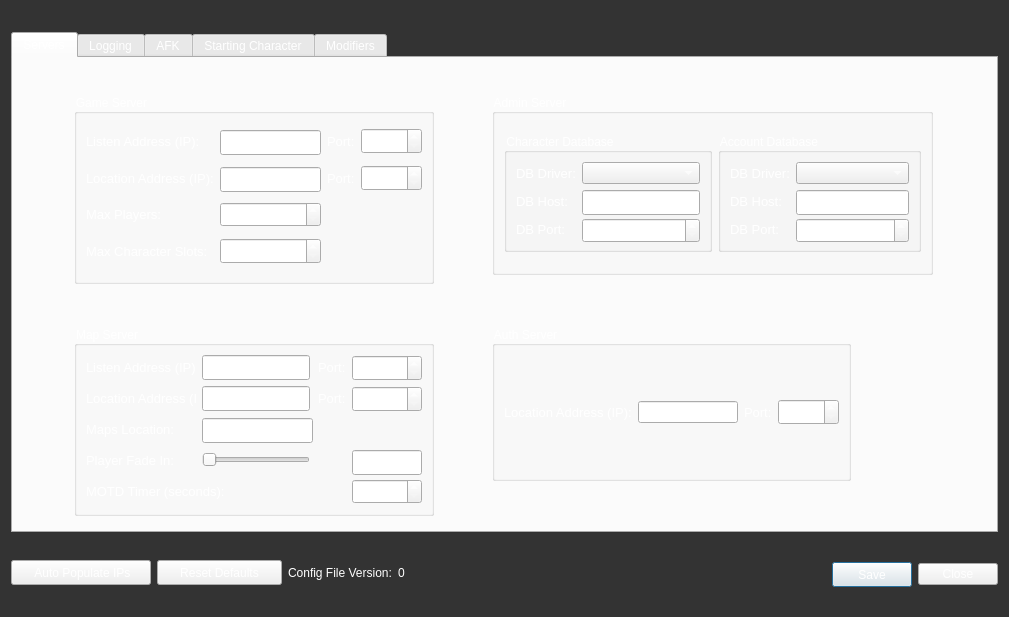
First picture: the form in Utilities/SEGSAdmin/SettingsDialog.ui, repository Segs/Segs, before the edit.
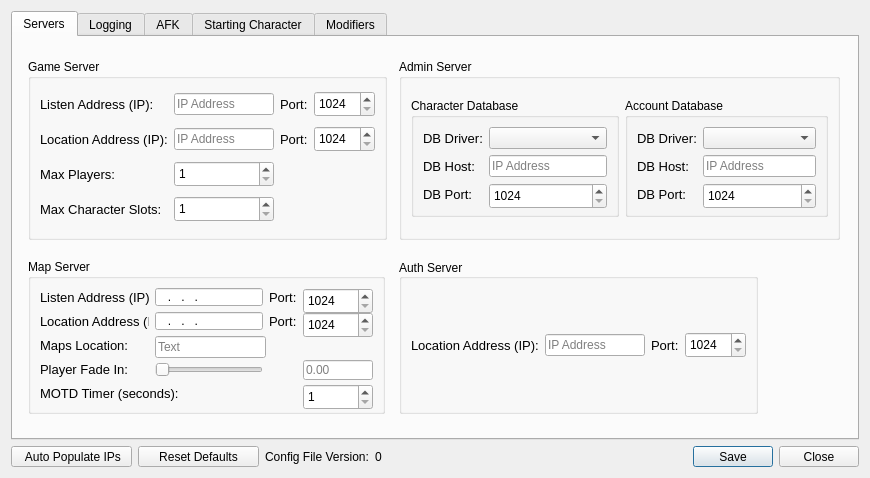
Second picture: the form after the edit. Icons and pictures are not drawn.

```diff
--- a/Utilities/SEGSAdmin/SettingsDialog.ui
+++ b/Utilities/SEGSAdmin/SettingsDialog.ui
@@ -9,195 +9,20 @@
    <rect>
     <x>0</x>
     <y>0</y>
-    <width>1009</width>
-    <height>617</height>
+    <width>870</width>
+    <height>478</height>
    </rect>
   </property>
-  <property name="palette">
-   <palette>
-    <active>
-     <colorrole role="WindowText">
-      <brush brushstyle="SolidPattern">
-       <color alpha="255">
-        <red>255</red>
-        <green>255</green>
-        <blue>255</blue>
-       </color>
-      </brush>
-     </colorrole>
-     <colorrole role="Text">
-      <brush brushstyle="SolidPattern">
-       <color alpha="255">
-        <red>255</red>
-        <green>255</green>
-        <blue>255</blue>
-       </color>
-      </brush>
-     </colorrole>
-     <colorrole role="ButtonText">
-      <brush brushstyle="SolidPattern">
-       <color alpha="255">
-        <red>255</red>
-        <green>255</green>
-        <blue>255</blue>
-       </color>
-      </brush>
-     </colorrole>
-     <colorrole role="Base">
-      <brush brushstyle="SolidPattern">
-       <color alpha="255">
-        <red>30</red>
-        <green>30</green>
-        <blue>30</blue>
-       </color>
-      </brush>
-     </colorrole>
-     <colorrole role="Window">
-      <brush brushstyle="SolidPattern">
-       <color alpha="255">
-        <red>51</red>
-        <green>51</green>
-        <blue>51</blue>
-       </color>
-      </brush>
-     </colorrole>
-     <colorrole role="PlaceholderText">
-      <brush brushstyle="SolidPattern">
-       <color alpha="128">
-        <red>154</red>
-        <green>154</green>
-        <blue>154</blue>
-       </color>
-      </brush>
-     </colorrole>
-    </active>
-    <inactive>
-     <colorrole role="WindowText">
-      <brush brushstyle="SolidPattern">
-       <color alpha="255">
-        <red>255</red>
-        <green>255</green>
-        <blue>255</blue>
-       </color>
-      </brush>
-     </colorrole>
-     <colorrole role="Text">
-      <brush brushstyle="SolidPattern">
-       <color alpha="255">
-        <red>255</red>
-        <green>255</green>
-        <blue>255</blue>
-       </color>
-      </brush>
-     </colorrole>
-     <colorrole role="ButtonText">
-      <brush brushstyle="SolidPattern">
-       <color alpha="255">
-        <red>255</red>
-        <green>255</green>
-        <blue>255</blue>
-       </color>
-      </brush>
-     </colorrole>
-     <colorrole role="Base">
-      <brush brushstyle="SolidPattern">
-       <color alpha="255">
-        <red>30</red>
-        <green>30</green>
-        <blue>30</blue>
-       </color>
-      </brush>
-     </colorrole>
-     <colorrole role="Window">
-      <brush brushstyle="SolidPattern">
-       <color alpha="255">
-        <red>51</red>
-        <green>51</green>
-        <blue>51</blue>
-       </color>
-      </brush>
-     </colorrole>
-     <colorrole role="PlaceholderText">
-      <brush brushstyle="SolidPattern">
-       <color alpha="128">
-        <red>154</red>
-        <green>154</green>
-        <blue>154</blue>
-       </color>
-      </brush>
-     </colorrole>
-    </inactive>
-    <disabled>
-     <colorrole role="WindowText">
-      <brush brushstyle="SolidPattern">
-       <color alpha="255">
-        <red>255</red>
-        <green>255</green>
-        <blue>255</blue>
-       </color>
-      </brush>
-     </colorrole>
-     <colorrole role="Text">
-      <brush brushstyle="SolidPattern">
-       <color alpha="255">
-        <red>255</red>
-        <green>255</green>
-        <blue>255</blue>
-       </color>
-      </brush>
-     </colorrole>
-     <colorrole role="ButtonText">
-      <brush brushstyle="SolidPattern">
-       <color alpha="255">
-        <red>255</red>
-        <green>255</green>
-        <blue>255</blue>
-       </color>
-      </brush>
-     </colorrole>
-     <colorrole role="Base">
-      <brush brushstyle="SolidPattern">
-       <color alpha="255">
-        <red>51</red>
-        <green>51</green>
-        <blue>51</blue>
-       </color>
-      </brush>
-     </colorrole>
-     <colorrole role="Window">
-      <brush brushstyle="SolidPattern">
-       <color alpha="255">
-        <red>51</red>
-        <green>51</green>
-        <blue>51</blue>
-       </color>
-      </brush>
-     </colorrole>
-     <colorrole role="PlaceholderText">
-      <brush brushstyle="SolidPattern">
-       <color alpha="128">
-        <red>154</red>
-        <green>154</green>
-        <blue>154</blue>
-       </color>
-      </brush>
-     </colorrole>
-    </disabled>
-   </palette>
-  </property>
   <property name="windowTitle">
    <string>Settings</string>
   </property>
-  <property name="styleSheet">
-   <string notr="true">color: rgb(255, 255, 255);</string>
-  </property>
   <layout class="QGridLayout" name="gridLayout_10">
    <item row="1" column="5">
     <widget class="QPushButton" name="settings_save_button">
      <property name="minimumSize">
       <size>
        <width>80</width>
-       <height>25</height>
+       <height>21</height>
       </size>
      </property>
      <property name="maximumSize">
@@ -215,7 +40,7 @@
     <widget class="QPushButton" name="reset_defaults">
      <property name="minimumSize">
       <size>
-       <width>125</width>
+       <width>121</width>
        <height>21</height>
       </size>
      </property>
@@ -240,7 +65,7 @@
      </property>
      <property name="sizeHint" stdset="0">
       <size>
-       <width>395</width>
+       <width>423</width>
        <height>20</height>
       </size>
      </property>
@@ -250,7 +75,7 @@
     <widget class="QPushButton" name="ip_auto_populate">
      <property name="minimumSize">
       <size>
-       <width>140</width>
+       <width>121</width>
        <height>21</height>
       </size>
      </property>
@@ -313,8 +138,8 @@
          </property>
          <property name="minimumSize">
           <size>
-           <width>360</width>
-           <height>190</height>
+           <width>357</width>
+           <height>141</height>
           </size>
          </property>
          <property name="maximumSize">
@@ -341,18 +166,15 @@
           </item>
           <item row="0" column="1">
            <widget class="QLineEdit" name="map_listen_ip">
-            <property name="minimumSize">
-             <size>
-              <width>50</width>
-              <height>25</height>
-             </size>
-            </property>
             <property name="maximumSize">
              <size>
               <width>108</width>
               <height>16777215</height>
              </size>
             </property>
+            <property name="styleSheet">
+             <string notr="true"/>
+            </property>
             <property name="inputMask">
              <string>000.000.000.000</string>
             </property>
@@ -366,6 +188,9 @@
               <height>26</height>
              </size>
             </property>
+            <property name="styleSheet">
+             <string notr="true"/>
+            </property>
             <property name="minimum">
              <number>1024</number>
             </property>
@@ -379,7 +204,7 @@
             <property name="minimumSize">
              <size>
               <width>111</width>
-              <height>25</height>
+              <height>22</height>
              </size>
             </property>
             <property name="maximumSize">
@@ -388,6 +213,9 @@
               <height>22</height>
              </size>
             </property>
+            <property name="styleSheet">
+             <string notr="true"/>
+            </property>
             <property name="placeholderText">
              <string>Text</string>
             </property>
@@ -410,9 +238,12 @@
             <property name="minimumSize">
              <size>
               <width>0</width>
-              <height>25</height>
+              <height>26</height>
              </size>
             </property>
+            <property name="styleSheet">
+             <string notr="true"/>
+            </property>
             <property name="minimum">
              <number>1</number>
             </property>
@@ -450,7 +281,7 @@
             <property name="minimumSize">
              <size>
               <width>70</width>
-              <height>25</height>
+              <height>20</height>
              </size>
             </property>
             <property name="maximumSize">
@@ -459,6 +290,9 @@
               <height>20</height>
              </size>
             </property>
+            <property name="styleSheet">
+             <string notr="true"/>
+            </property>
             <property name="placeholderText">
              <string>0.00</string>
             </property>
@@ -472,6 +306,9 @@
               <height>26</height>
              </size>
             </property>
+            <property name="styleSheet">
+             <string notr="true"/>
+            </property>
             <property name="minimum">
              <number>1024</number>
             </property>
@@ -506,18 +343,15 @@
           </item>
           <item row="1" column="1">
            <widget class="QLineEdit" name="map_location_ip">
-            <property name="minimumSize">
-             <size>
-              <width>50</width>
-              <height>25</height>
-             </size>
-            </property>
             <property name="maximumSize">
              <size>
               <width>108</width>
               <height>16777215</height>
              </size>
             </property>
+            <property name="styleSheet">
+             <string notr="true"/>
+            </property>
             <property name="inputMask">
              <string>000.000.000.000</string>
             </property>
@@ -549,6 +383,9 @@
               <height>20</height>
              </size>
             </property>
+            <property name="styleSheet">
+             <string notr="true"/>
+            </property>
             <property name="minimum">
              <number>1</number>
             </property>
@@ -588,8 +425,8 @@
          </property>
          <property name="minimumSize">
           <size>
-           <width>360</width>
-           <height>190</height>
+           <width>359</width>
+           <height>181</height>
           </size>
          </property>
          <property name="maximumSize">
@@ -610,12 +447,6 @@
               <verstretch>0</verstretch>
              </sizepolicy>
             </property>
-            <property name="minimumSize">
-             <size>
-              <width>50</width>
-              <height>25</height>
-             </size>
-            </property>
             <property name="maximumSize">
              <size>
               <width>160</width>
@@ -628,6 +459,9 @@
               <height>0</height>
              </size>
             </property>
+            <property name="styleSheet">
+             <string notr="true"/>
+            </property>
             <property name="inputMask">
              <string/>
             </property>
@@ -656,6 +490,9 @@
               <height>26</height>
              </size>
             </property>
+            <property name="styleSheet">
+             <string notr="true"/>
+            </property>
             <property name="minimum">
              <number>1</number>
             </property>
@@ -672,6 +509,9 @@
               <height>26</height>
              </size>
             </property>
+            <property name="styleSheet">
+             <string notr="true"/>
+            </property>
             <property name="minimum">
              <number>1024</number>
             </property>
@@ -736,6 +576,9 @@
               <height>26</height>
              </size>
             </property>
+            <property name="styleSheet">
+             <string notr="true"/>
+            </property>
             <property name="minimum">
              <number>1024</number>
             </property>
@@ -749,7 +592,7 @@
             <property name="minimumSize">
              <size>
               <width>50</width>
-              <height>25</height>
+              <height>22</height>
              </size>
             </property>
             <property name="maximumSize">
@@ -758,6 +601,9 @@
               <height>22</height>
              </size>
             </property>
+            <property name="autoFillBackground">
+             <bool>false</bool>
+            </property>
             <property name="inputMask">
              <string/>
             </property>
@@ -783,9 +629,12 @@
             <property name="minimumSize">
              <size>
               <width>0</width>
-              <height>25</height>
+              <height>26</height>
              </size>
             </property>
+            <property name="styleSheet">
+             <string notr="true"/>
+            </property>
             <property name="minimum">
              <number>1</number>
             </property>
@@ -841,17 +690,8 @@
             <layout class="QGridLayout" name="gridLayout_5">
              <item row="1" column="1">
               <widget class="QLineEdit" name="char_dbhost">
-               <property name="sizePolicy">
-                <sizepolicy hsizetype="Expanding" vsizetype="Maximum">
-                 <horstretch>0</horstretch>
-                 <verstretch>0</verstretch>
-                </sizepolicy>
-               </property>
-               <property name="minimumSize">
-                <size>
-                 <width>0</width>
-                 <height>25</height>
-                </size>
+               <property name="styleSheet">
+                <string notr="true"/>
                </property>
                <property name="inputMask">
                 <string/>
@@ -881,9 +721,12 @@
                <property name="minimumSize">
                 <size>
                  <width>0</width>
-                 <height>25</height>
+                 <height>26</height>
                 </size>
                </property>
+               <property name="styleSheet">
+                <string notr="true"/>
+               </property>
                <property name="minimum">
                 <number>1024</number>
                </property>
@@ -972,11 +815,8 @@
              </item>
              <item row="1" column="1">
               <widget class="QLineEdit" name="acc_dbhost">
-               <property name="minimumSize">
-                <size>
-                 <width>0</width>
-                 <height>25</height>
-                </size>
+               <property name="styleSheet">
+                <string notr="true"/>
                </property>
                <property name="inputMask">
                 <string/>
@@ -1003,9 +843,12 @@
                <property name="minimumSize">
                 <size>
                  <width>0</width>
-                 <height>25</height>
+                 <height>26</height>
                 </size>
                </property>
+               <property name="styleSheet">
+                <string notr="true"/>
+               </property>
                <property name="minimum">
                 <number>1024</number>
                </property>
@@ -1078,8 +921,8 @@
                 <height>16777215</height>
                </size>
               </property>
-              <property name="autoFillBackground">
-               <bool>false</bool>
+              <property name="styleSheet">
+               <string notr="true"/>
               </property>
               <property name="inputMask">
                <string/>
@@ -1113,6 +956,9 @@
                 <height>26</height>
                </size>
               </property>
+              <property name="styleSheet">
+               <string notr="true"/>
+              </property>
               <property name="minimum">
                <number>1024</number>
               </property>
@@ -1903,7 +1749,7 @@
      <property name="minimumSize">
       <size>
        <width>80</width>
-       <height>25</height>
+       <height>21</height>
       </size>
      </property>
      <property name="maximumSize">
```
